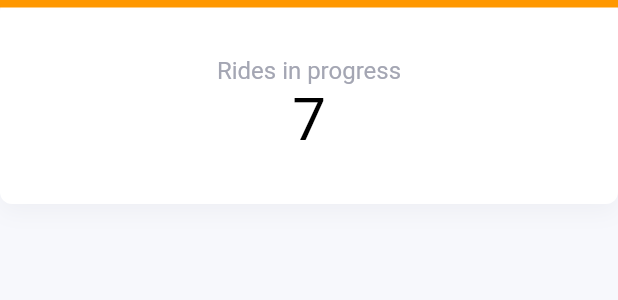
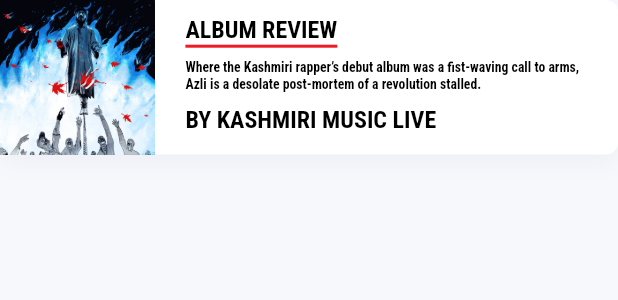
Before and after one commit to mtabishk/kashmirmusiclive, a Flutter app: the InfoCard widget shown alone on an empty page, opened directly, on a phone screen of 412 x 824 dp. Shown: the top 300 px of the screen. Run offline on Flutter 3.47's test engine with Material 2 defaults, Android fonts, the phone set to English and light mode, and no system bars; our stand-ins replace cloud_firestore, data_table_2, firebase_auth, firebase_core, get, google_fonts and 1 more; accounts and stored records are empty.

Commit message:
updated ui

```diff
--- a/kashmirmusiclive_app/lib/main.dart
+++ b/kashmirmusiclive_app/lib/main.dart
@@ -24,7 +24,7 @@ class MyApp extends StatelessWidget {
   @override
   Widget build(BuildContext context) {
     return GetMaterialApp(
-      initialRoute: authenticationPageRoute,
+      initialRoute: recentUpdatesPageDisplayName,
       unknownRoute: GetPage(
           name: '/not-found',
           page: () => PageNotFound(),
--- a/kashmirmusiclive_app/lib/pages/lyrics/widgets/lyrics_table.dart
+++ b/kashmirmusiclive_app/lib/pages/lyrics/widgets/lyrics_table.dart
@@ -41,10 +41,10 @@ class LyricsTable extends StatelessWidget {
             ),
           ],
           rows: List<DataRow>.generate(
-              15,
+              20,
               (index) => DataRow(cells: [
-                    DataCell(CustomText(text: "Weeknd")),
-                    DataCell(CustomText(text: "Heartless")),
+                    DataCell(CustomText(text: "Kun")),
+                    DataCell(CustomText(text: "Ahmer")),
                     DataCell(Row(
                       mainAxisSize: MainAxisSize.min,
                       children: [
--- a/kashmirmusiclive_app/lib/pages/recent_updates/recent_updates.dart
+++ b/kashmirmusiclive_app/lib/pages/recent_updates/recent_updates.dart
@@ -2,7 +2,6 @@ import 'package:flutter/material.dart';
 import 'package:kashmirmusiclive_app/constants/controllers.dart';
 import 'package:kashmirmusiclive_app/helpers/responsive.dart';
 import 'package:kashmirmusiclive_app/pages/recent_updates/widgets/update_card_large.dart';
-import 'package:kashmirmusiclive_app/pages/recent_updates/widgets/update_card_medium.dart';
 import 'package:kashmirmusiclive_app/pages/recent_updates/widgets/update_card_small.dart';
 import 'package:kashmirmusiclive_app/widgets/custom_text.dart';
 import 'package:get/get.dart';
@@ -35,10 +34,7 @@ class RecentUpdatesPage extends StatelessWidget {
             children: [
               if (ResponsiveWidget.isLargeScreen(context) ||
                   ResponsiveWidget.isMediumScreen(context))
-                if (ResponsiveWidget.isCustomSize(context))
-                  UpdateCardsMediumScreen()
-                else
-                  UpdateCardsLargeScreen()
+                UpdateCardsLargeScreen()
               else
                 UpdateCardsSmallScreen(),
               // if (!ResponsiveWidget.isSmallScreen(context))
--- a/kashmirmusiclive_app/lib/pages/recent_updates/widgets/info_card.dart
+++ b/kashmirmusiclive_app/lib/pages/recent_updates/widgets/info_card.dart
@@ -2,28 +2,32 @@ import 'package:flutter/material.dart';
 import 'package:kashmirmusiclive_app/constants/style.dart';
 
 class InfoCard extends StatelessWidget {
+  final String reviewType; // SONG, ALBUM
   final String title;
-  final String value;
-  final Color? topColor;
-  final bool isActive;
+  final String? subtitle;
+  final String reviewBy;
+  final String imageUrl;
   final Function() onTap;
 
-  const InfoCard(
-      {Key? key,
-      required this.title,
-      required this.value,
-      this.isActive = false,
-      required this.onTap,
-      this.topColor})
-      : super(key: key);
+  const InfoCard({
+    Key? key,
+    required this.reviewType,
+    required this.title,
+    this.subtitle,
+    required this.reviewBy,
+    required this.imageUrl,
+    required this.onTap,
+  }) : super(key: key);
 
   @override
   Widget build(BuildContext context) {
+    double _width = MediaQuery.of(context).size.width;
+    double _height = MediaQuery.of(context).size.height;
     return Expanded(
       child: InkWell(
         onTap: onTap,
         child: Container(
-          height: 136,
+          height: _width / 4.0,
           alignment: Alignment.center,
           decoration: BoxDecoration(
             color: Colors.white,
@@ -35,32 +39,63 @@ class InfoCard extends StatelessWidget {
             ],
             borderRadius: BorderRadius.circular(8),
           ),
-          child: Column(
+          child: Row(
             children: [
-              Row(
-                children: [
-                  Expanded(
-                      child: Container(
-                    color: topColor ?? active,
-                    height: 5,
-                  ))
-                ],
+              SizedBox(
+                height: _width / 4.0,
+                width: _width / 4.0,
+                child: Image.asset(
+                  imageUrl,
+                  fit: BoxFit.fill,
+                ),
               ),
-              Expanded(child: Container()),
-              RichText(
-                  textAlign: TextAlign.center,
-                  text: TextSpan(children: [
-                    TextSpan(
-                        text: "$title\n",
-                        style: TextStyle(
-                            fontSize: 16,
-                            color: isActive ? active : lightGrey)),
-                    TextSpan(
-                        text: "$value",
-                        style: TextStyle(
-                            fontSize: 40, color: isActive ? active : dark)),
-                  ])),
-              Expanded(child: Container()),
+              Expanded(
+                child: Padding(
+                  padding: EdgeInsets.symmetric(
+                      vertical: _width / 40.0, horizontal: _width / 20.0),
+                  child: Container(
+                    child: Column(
+                      mainAxisAlignment: MainAxisAlignment.start,
+                      crossAxisAlignment: CrossAxisAlignment.start,
+                      children: [
+                        Container(
+                          padding: EdgeInsets.only(
+                            bottom: 0.5, // Space between underline and text
+                          ),
+                          decoration: BoxDecoration(
+                              border: Border(
+                                  bottom: BorderSide(
+                            color: active,
+                            width: 2.0, // Underline thickness
+                          ))),
+                          child: Text(
+                            "$reviewType " + "REVIEW",
+                            style: TextStyle(
+                              fontSize: 16,
+                              color: dark,
+                              fontWeight: FontWeight.bold,
+                            ),
+                          ),
+                        ),
+                        SizedBox(height: _width / 50.0),
+                        Text("$title",
+                            style: TextStyle(
+                              fontSize: _width / 45.0,
+                              color: dark,
+                              fontWeight: FontWeight.bold,
+                            )),
+                        SizedBox(height: _width / 50.0),
+                        Text("BY ${reviewBy.toUpperCase()}\n",
+                            style: TextStyle(
+                              fontSize: 16,
+                              color: dark,
+                              fontWeight: FontWeight.bold,
+                            )),
+                      ],
+                    ),
+                  ),
+                ),
+              ),
             ],
           ),
         ),
--- a/kashmirmusiclive_app/lib/pages/recent_updates/widgets/update_card_large.dart
+++ b/kashmirmusiclive_app/lib/pages/recent_updates/widgets/update_card_large.dart
@@ -12,22 +12,12 @@ class UpdateCardsLargeScreen extends StatelessWidget {
         Row(
           children: [
             InfoCard(
-              title: "Rides in progress",
-              value: "7",
-              onTap: () {},
-              topColor: Colors.orange,
-            ),
-          ],
-        ),
-        SizedBox(
-          height: _width / 64,
-        ),
-        Row(
-          children: [
-            InfoCard(
-              title: "Packages delivered",
-              value: "17",
-              topColor: Colors.lightGreen,
+              reviewType: "ALBUM",
+              reviewBy: "Kashmiri Music Live",
+              title:
+                  "Where the Kashmiri rapper’s debut album was a fist-waving call to arms, Azli is a desolate post-mortem of a revolution stalled.",
+              subtitle: "7",
+              imageUrl: "assets/images/azli_album_art.jpg",
               onTap: () {},
             ),
           ],
@@ -38,9 +28,11 @@ class UpdateCardsLargeScreen extends StatelessWidget {
         Row(
           children: [
             InfoCard(
-              title: "Cancelled delivery",
-              value: "3",
-              topColor: Colors.redAccent,
+              reviewType: "SONG",
+              reviewBy: "Kashmiri Music Live",
+              title: "Kashmir Song in KEEF album exclusive review",
+              subtitle: "7",
+              imageUrl: "assets/images/keef_album_art.jpg",
               onTap: () {},
             ),
           ],
@@ -51,11 +43,32 @@ class UpdateCardsLargeScreen extends StatelessWidget {
         Row(
           children: [
             InfoCard(
-              title: "Scheduled deliveries",
-              value: "32",
+              reviewType: "SONG",
+              reviewBy: "Kashmiri Music Live",
+              title: "Rides in progress",
+              subtitle: "7",
+              imageUrl: "assets/images/keef_album_art.jpg",
               onTap: () {},
             ),
           ],
+        ),
+        SizedBox(
+          height: _width / 64,
+        ),
+        Row(
+          children: [
+            InfoCard(
+              reviewType: "SONG",
+              reviewBy: "Kashmiri Music Live",
+              title: "Rides in progress",
+              subtitle: "7",
+              imageUrl: "assets/images/azli_album_art.jpg",
+              onTap: () {},
+            ),
+          ],
+        ),
+        SizedBox(
+          height: _width / 64,
         ),
       ],
     );
--- a/kashmirmusiclive_app/lib/pages/recent_updates/widgets/update_card_small.dart
+++ b/kashmirmusiclive_app/lib/pages/recent_updates/widgets/update_card_small.dart
@@ -6,42 +6,71 @@ class UpdateCardsSmallScreen extends StatelessWidget {
   Widget build(BuildContext context) {
     double _width = MediaQuery.of(context).size.width;
 
-    return Container(
-      height: 400,
-      child: Column(
+    return Column(
+      children: [
+        Row(
           children: [
             InfoCardSmall(
-            title: "Rides in progress",
-            value: "7",
+              reviewType: "ALBUM S",
+              reviewBy: "Kashmiri Music Live",
+              title:
+                  "Where the Kashmiri rapper’s debut album was a fist-waving call to arms, Azli is a desolate post-mortem of a revolution stalled.",
+              subtitle: "7",
+              imageUrl: "assets/images/azli_album_art.jpg",
               onTap: () {},
-            isActive: true,
+            ),
+          ],
         ),
         SizedBox(
           height: _width / 64,
         ),
+        Row(
+          children: [
             InfoCardSmall(
-            title: "Packages delivered",
-            value: "17",
+              reviewType: "SONG",
+              reviewBy: "Kashmiri Music Live",
+              title: "Kashmir Song in KEEF album exclusive review",
+              subtitle: "7",
+              imageUrl: "assets/images/keef_album_art.jpg",
               onTap: () {},
+            ),
+          ],
         ),
         SizedBox(
           height: _width / 64,
         ),
+        Row(
+          children: [
             InfoCardSmall(
-            title: "Cancelled delivery",
-            value: "3",
+              reviewType: "ALBUM",
+              reviewBy: "Kashmiri Music Live",
+              title:
+                  "Where the Kashmiri rapper’s debut album was a fist-waving call to arms, Azli is a desolate post-mortem of a revolution stalled.",
+              subtitle: "7",
+              imageUrl: "assets/images/azli_album_art.jpg",
               onTap: () {},
+            ),
+          ],
         ),
         SizedBox(
           height: _width / 64,
         ),
+        Row(
+          children: [
             InfoCardSmall(
-            title: "Scheduled deliveries",
-            value: "32",
+              reviewType: "SONG",
+              reviewBy: "Kashmiri Music Live",
+              title: "Kashmir Song in KEEF album exclusive review",
+              subtitle: "7",
+              imageUrl: "assets/images/keef_album_art.jpg",
               onTap: () {},
             ),
           ],
         ),
+        SizedBox(
+          height: _width / 64,
+        ),
+      ],
     );
   }
 }
--- a/kashmirmusiclive_app/lib/routing/routes.dart
+++ b/kashmirmusiclive_app/lib/routing/routes.dart
@@ -10,7 +10,7 @@ const reviewsPageDisplayName = "Reviews";
 const reviewsPageRoute = "/reviews";
 
 const authenticationPageDisplayName = "Log out";
-const authenticationPageRoute = "/auth";
+const authenticationPageRoute = "/admin";
 
 class MenuItem {
   final String name;
```
Also changed, not shown: kashmirmusiclive_app/lib/pages/authentication/authentication.dart (+9 -9 lines), kashmirmusiclive_app/lib/pages/recent_updates/widgets/info_card_small.dart (+71 -24 lines), kashmirmusiclive_app/lib/pages/recent_updates/widgets/update_card_medium.dart (deleted, +0 -63 lines), kashmirmusiclive_app/assets/images/azli_album_art.jpg (added), kashmirmusiclive_app/assets/images/keef_album_art.jpg (added). Lines whose indentation alone changed are shown as unchanged.
